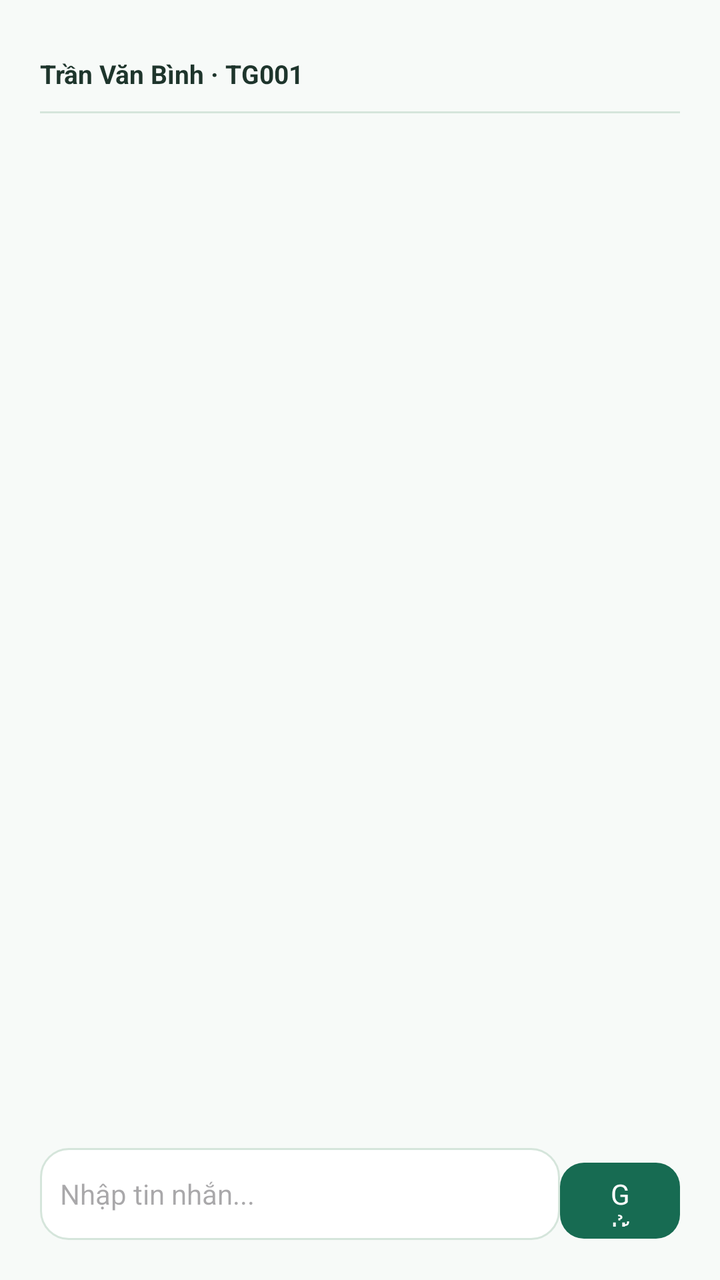
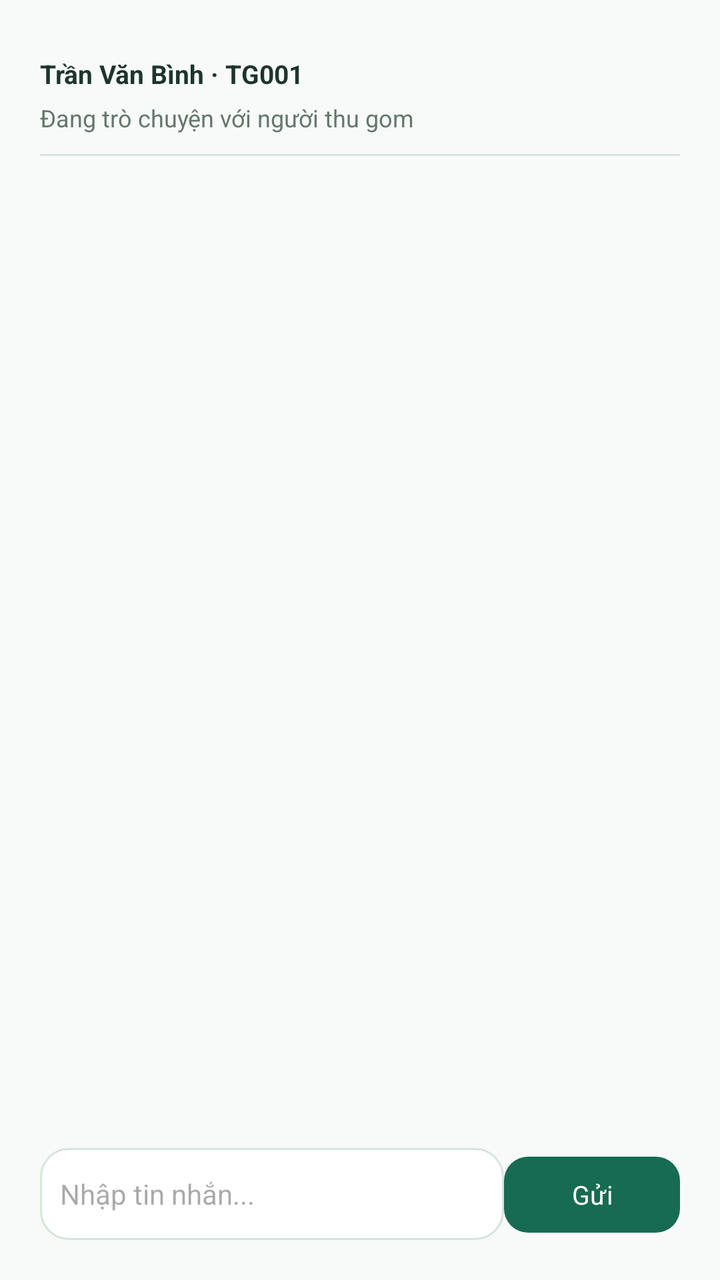

Before-and-after screenshots of an Android layout around one commit, followed by the original layout XML and the change that was made.
<!-- AndroidManifest.xml: application theme Theme.RecycleCollect -->
<!-- res/layout/activity_chat.xml -->
<?xml version='1.0' encoding='utf-8'?>
<LinearLayout xmlns:android="http://schemas.android.com/apk/res/android" android:layout_width="match_parent" android:layout_height="match_parent" android:orientation="vertical" android:background="@color/surface" android:padding="20dp">
  <TextView android:layout_width="match_parent" android:layout_height="wrap_content" android:id="@+id/chat_title" android:text="Trần Văn Bình · TG001" android:textSize="13sp" android:textStyle="bold" android:textColor="@color/ink" android:layout_marginTop="8dp"/>
  <View android:layout_width="match_parent" android:layout_height="1dp" android:background="@color/line" android:layout_marginTop="10dp"/>
  <ScrollView android:layout_width="match_parent" android:layout_height="0dp" android:layout_weight="1" android:layout_marginTop="12dp">
    <LinearLayout android:layout_width="match_parent" android:layout_height="wrap_content" android:id="@+id/chat_messages" android:orientation="vertical"/>
  </ScrollView>
  <LinearLayout android:layout_width="match_parent" android:layout_height="wrap_content" android:orientation="horizontal" android:layout_marginTop="8dp">
    <EditText android:layout_width="0dp" android:layout_height="46dp" android:id="@+id/chat_input" android:hint="Nhập tin nhắn..." android:inputType="text" android:background="@drawable/bg_card" android:paddingStart="10dp" android:paddingEnd="10dp" android:textSize="14sp" android:textColor="@color/ink" android:layout_marginTop="0dp" android:layout_weight="1"/>
    <Button android:layout_width="60dp" android:layout_height="46dp" android:id="@+id/btn_next" android:text="Gửi" android:layout_marginTop="0dp"/>
  </LinearLayout>
</LinearLayout>
<!-- resources referenced by this layout -->
<resources>
  <color name="ink">#1E352C</color>
  <color name="line">#D5E5DB</color>
  <color name="surface">#F7FAF8</color>
  <!-- drawable bg_card (drawable) -->
  <?xml version="1.0" encoding="utf-8"?>
  <shape xmlns:android="http://schemas.android.com/apk/res/android">
    <solid android:color="#FFFFFF"/>
    <corners android:radius="14dp"/>
    <stroke android:width="1dp" android:color="@color/line"/>
  </shape>
  <style name="Theme.RecycleCollect" parent="Theme.Material3.Light.NoActionBar">
      <item name="android:fontFamily">sans-serif</item>
      <item name="colorPrimary">@color/green</item>
      <item name="colorOnPrimary">#FFFFFF</item>
      <item name="colorSecondary">@color/green</item>
      <item name="colorAccent">@color/green</item>
      <item name="android:colorAccent">@color/green</item>
      <item name="android:windowBackground">@color/surface</item>
      <item name="android:navigationBarColor">#FFFFFF</item>
      <item name="android:statusBarColor">@color/green_dark</item>
      <item name="android:windowLightStatusBar">false</item>
      <item name="android:textColorPrimary">@color/ink</item>
      <item name="materialButtonStyle">@style/WireButton</item>
    </style>
  <color name="green">#176B52</color>
  <color name="green_dark">#10513E</color>
  <style name="WireButton" parent="Widget.Material3.Button">
      <item name="cornerRadius">12dp</item>
      <item name="backgroundTint">@color/green</item>
      <item name="android:textColor">#FFFFFF</item>
      <item name="android:textAllCaps">false</item>
      <item name="android:minHeight">44dp</item>
    </style>
</resources>

<!-- the commit's change to res/layout/activity_chat.xml (unified diff, before → after) -->
@@ -1,12 +1,13 @@
 <?xml version='1.0' encoding='utf-8'?>
 <LinearLayout xmlns:android="http://schemas.android.com/apk/res/android" android:layout_width="match_parent" android:layout_height="match_parent" android:orientation="vertical" android:background="@color/surface" android:padding="20dp">
   <TextView android:layout_width="match_parent" android:layout_height="wrap_content" android:id="@+id/chat_title" android:text="Trần Văn Bình · TG001" android:textSize="13sp" android:textStyle="bold" android:textColor="@color/ink" android:layout_marginTop="8dp"/>
+  <TextView android:layout_width="match_parent" android:layout_height="wrap_content" android:id="@+id/chat_partner" android:text="Đang trò chuyện với người thu gom" android:textSize="12sp" android:textColor="@color/muted" android:layout_marginTop="5dp"/>
   <View android:layout_width="match_parent" android:layout_height="1dp" android:background="@color/line" android:layout_marginTop="10dp"/>
   <ScrollView android:layout_width="match_parent" android:layout_height="0dp" android:layout_weight="1" android:layout_marginTop="12dp">
     <LinearLayout android:layout_width="match_parent" android:layout_height="wrap_content" android:id="@+id/chat_messages" android:orientation="vertical"/>
   </ScrollView>
   <LinearLayout android:layout_width="match_parent" android:layout_height="wrap_content" android:orientation="horizontal" android:layout_marginTop="8dp">
     <EditText android:layout_width="0dp" android:layout_height="46dp" android:id="@+id/chat_input" android:hint="Nhập tin nhắn..." android:inputType="text" android:background="@drawable/bg_card" android:paddingStart="10dp" android:paddingEnd="10dp" android:textSize="14sp" android:textColor="@color/ink" android:layout_marginTop="0dp" android:layout_weight="1"/>
-    <Button android:layout_width="60dp" android:layout_height="46dp" android:id="@+id/btn_next" android:text="Gửi" android:layout_marginTop="0dp"/>
+    <Button android:layout_width="88dp" android:layout_height="46dp" android:id="@+id/btn_next" android:text="Gửi" android:textSize="13sp" android:layout_marginTop="0dp"/>
   </LinearLayout>
 </LinearLayout>
<!-- resource entries referenced after the edit -->
@@ -2,6 +2,7 @@
 <resources>
   <color name="ink">#1E352C</color>
   <color name="line">#D5E5DB</color>
+  <color name="muted">#65776E</color>
   <color name="surface">#F7FAF8</color>
   <!-- drawable bg_card (drawable) -->
   <?xml version="1.0" encoding="utf-8"?>
